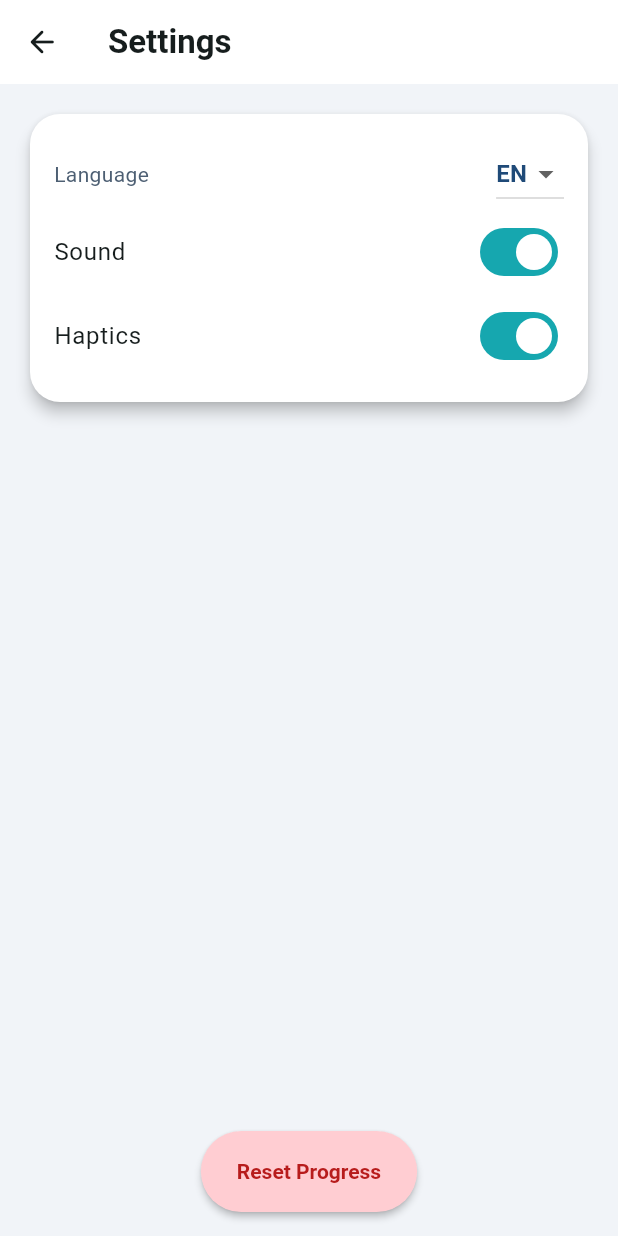
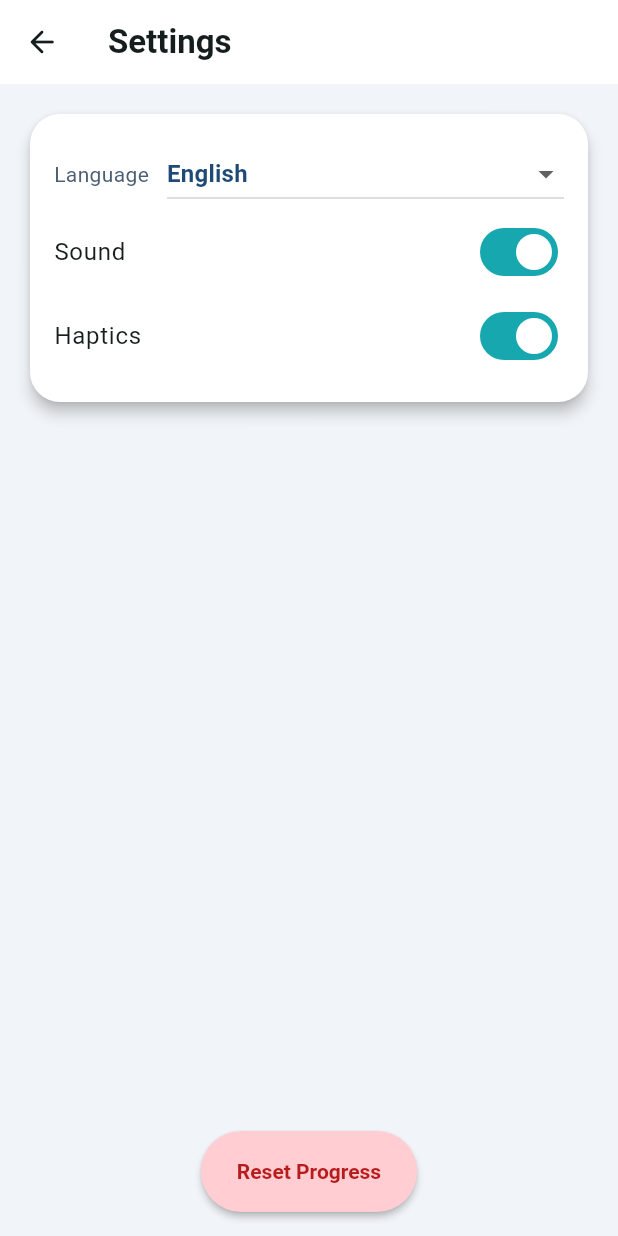
Before and after one commit to mpyzhov/brightmath, a Flutter app: the screen it shows after launch, after a tap on the "settings" icon, on a phone screen of 412 x 824 dp. Run offline on Flutter 3.47's test engine with Material 3 defaults, Android fonts, the phone set to English and light mode, and no system bars; our stand-ins replace flutter_riverpod, shared_preferences, sqflite, state_notifier; accounts and stored records are empty.

Commit message:
Languages

```diff
--- /dev/null
+++ b/lib/core/localization/language_native_names.dart
@@ -0,0 +1,19 @@
+/// Endonyms for the in-app language picker: each language written in itself.
+class LanguageNativeNames {
+  LanguageNativeNames._();
+
+  static const Map<String, String> _byCode = {
+    'en': 'English',
+    'uk': 'Українська',
+    'es': 'Español',
+    'pt': 'Português',
+    'ko': '한국어',
+    'it': 'Italiano',
+    'fr': 'Français',
+    'de': 'Deutsch',
+  };
+
+  /// Full native name for [languageCode], or [languageCode] if unknown.
+  static String labelFor(String languageCode) =>
+      _byCode[languageCode] ?? languageCode;
+}
--- a/lib/features/settings/presentation/settings_screen.dart
+++ b/lib/features/settings/presentation/settings_screen.dart
@@ -3,6 +3,7 @@ import 'package:flutter_riverpod/flutter_riverpod.dart';
 
 import '../../../app/app_providers.dart';
 import '../../../core/localization/app_strings.dart';
+import '../../../core/localization/language_native_names.dart';
 import '../../chapters/presentation/chapters_controller.dart';
 import 'settings_controller.dart';
 
@@ -27,15 +28,22 @@ class SettingsScreen extends ConsumerWidget {
                     child: Column(
                       children: [
                         Row(
-                          mainAxisAlignment: MainAxisAlignment.spaceBetween,
                           children: [
                             Text(strings.t('language')),
-                            DropdownButton<String>(
+                            const SizedBox(width: 12),
+                            Expanded(
+                              child: Align(
+                                alignment: AlignmentDirectional.centerEnd,
+                                child: DropdownButton<String>(
+                                  isExpanded: true,
                                   value: loaded.languageCode,
+                                  alignment: AlignmentDirectional.centerEnd,
                                   onChanged: (value) {
                                     if (value != null) {
                                       ref
-                                      .read(settingsControllerProvider.notifier)
+                                          .read(
+                                            settingsControllerProvider.notifier,
+                                          )
                                           .updateLanguage(value);
                                     }
                                   },
@@ -44,11 +52,15 @@ class SettingsScreen extends ConsumerWidget {
                                         (locale) => DropdownMenuItem(
                                           value: locale.languageCode,
                                           child: Text(
-                                        locale.languageCode.toUpperCase(),
+                                            LanguageNativeNames.labelFor(
+                                              locale.languageCode,
+                                            ),
                                           ),
                                         ),
                                       )
                                       .toList(growable: false),
+                                ),
+                              ),
                             ),
                           ],
                         ),
```
Also changed, not shown: 1 other file. Lines whose indentation alone changed are shown as unchanged.
